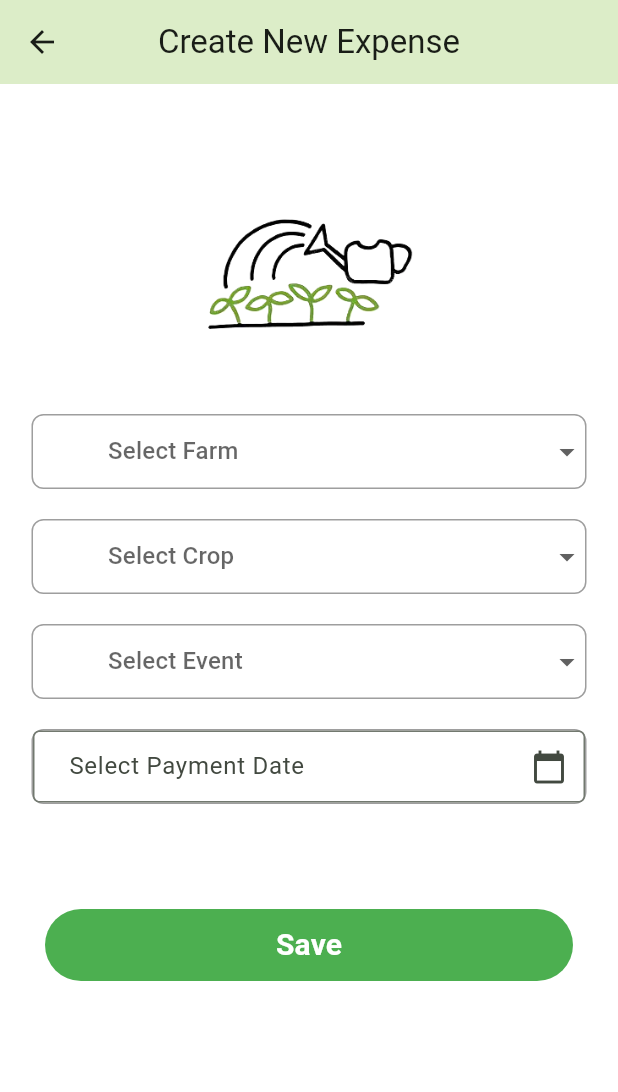
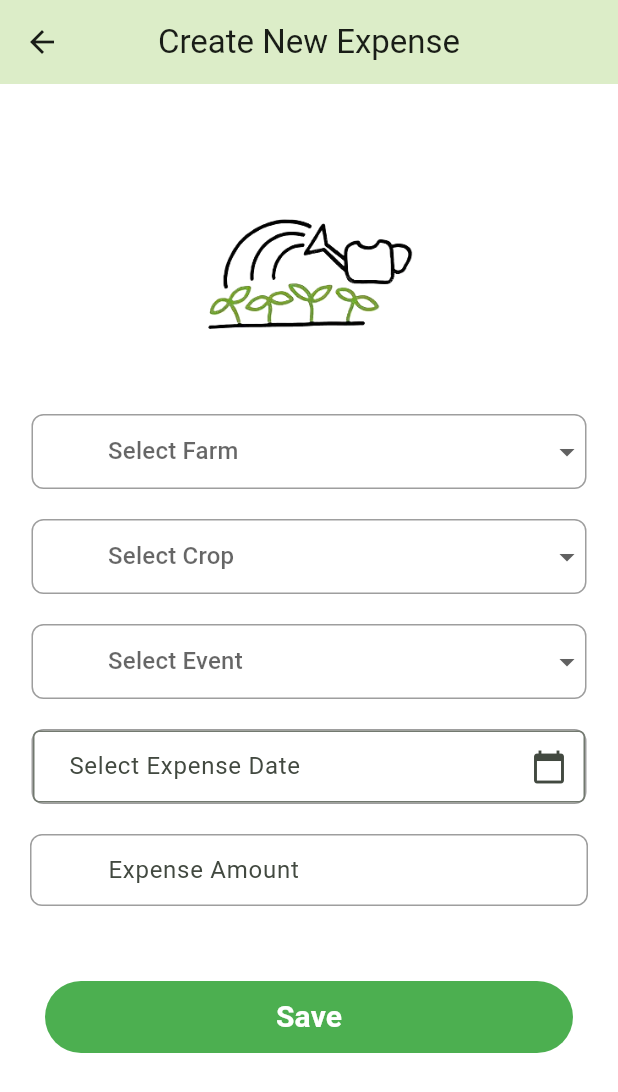
Before and after one commit to ShriHerwade/sheti_next, a Flutter app: the CreateExpenses screen opened directly, on a phone screen of 412 x 824 dp. Shown: the top 1092 px of the screen. Run offline on Flutter 3.47's test engine with Material 2 defaults, Android fonts, the phone set to English and light mode, and no system bars; our stand-ins replace google_nav_bar, introduction_screen, shared_preferences, sqflite, toast; accounts and stored records are empty.

Commit message:
Expense screen updated

```diff
--- a/lib/zebra/screen/farming/CreateExpenseScreen.dart
+++ b/lib/zebra/screen/farming/CreateExpenseScreen.dart
@@ -1,5 +1,6 @@
 import 'package:flutter/material.dart';
 import 'package:intl/intl.dart';
+import 'package:sheti_next/zebra/common/widgets/NxTextFormField.dart';
 //import 'package:sheti_next/zebra/common/widgets/NxTextFormField.dart';
 import 'package:sheti_next/zebra/dao/DbHelper.dart';
 class CreateExpenses extends StatefulWidget {
@@ -13,7 +14,7 @@ class _CreateExpensesState extends State<CreateExpenses> {
   final _formKey = GlobalKey<FormState>();
  // final _confarmName = TextEditingController();
  // final _confarmAddress = TextEditingController();
-  //final _confarmArea = TextEditingController();
+  final _confamount = TextEditingController();
   final _farmName = ["Nadikadil", "Mala", "Vhanda"];
  // final _unit = ["Acre", "Hectare"];
   final _cropNames = ["Sugarcane - Other", "Sugarcane - 80011", "Jwari - Shalu", "Jwari - Other"];
@@ -191,9 +192,15 @@ class _CreateExpensesState extends State<CreateExpenses> {
                     ),
                   ),
                   SizedBox(height: 20.0),
-                  buildDateField("Payment Date", startDate, true),
+                  buildDateField("Expense Date", startDate, false),
+                  /*SizedBox(height: 20.0),
+                  buildDateField("Event End Date", endDate, false),*/
                   SizedBox(height: 20.0),
-                 // buildDateField("End Date", endDate, false),
+                  NxTextFormField(
+                    controller: _confamount,
+                    hintName: "Expense Amount",
+                    inputType: TextInputType.number,
+                  ),
                   SizedBox(height: 20.0),
                   Container(
                     margin: EdgeInsets.all(30.0),
```
